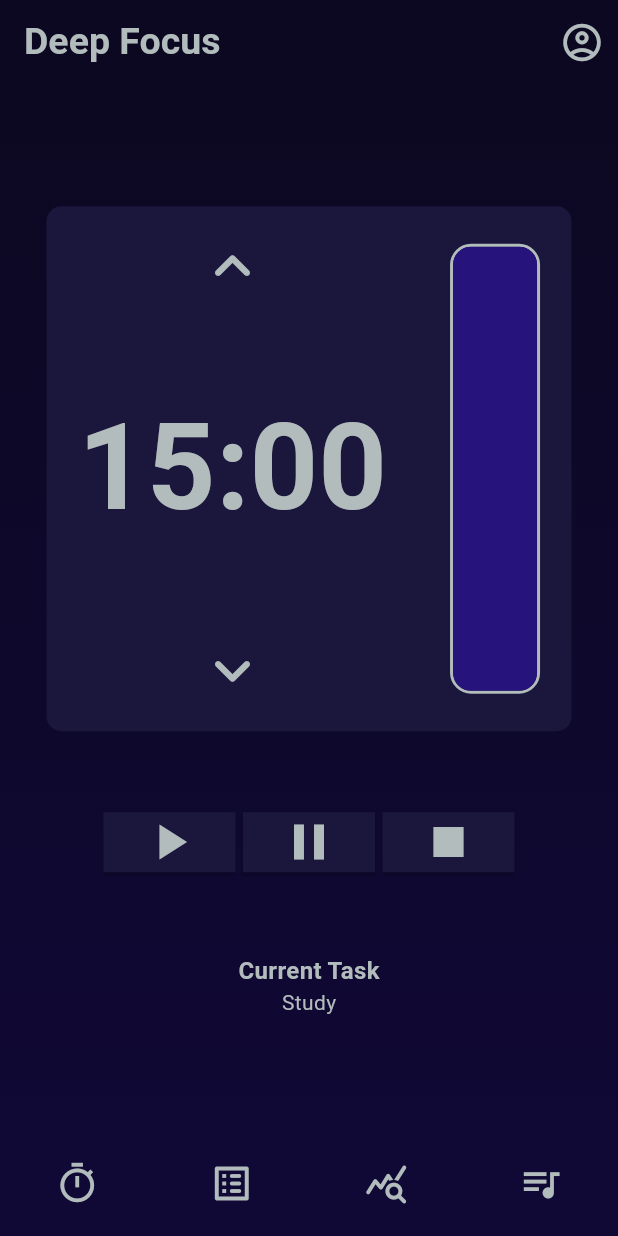
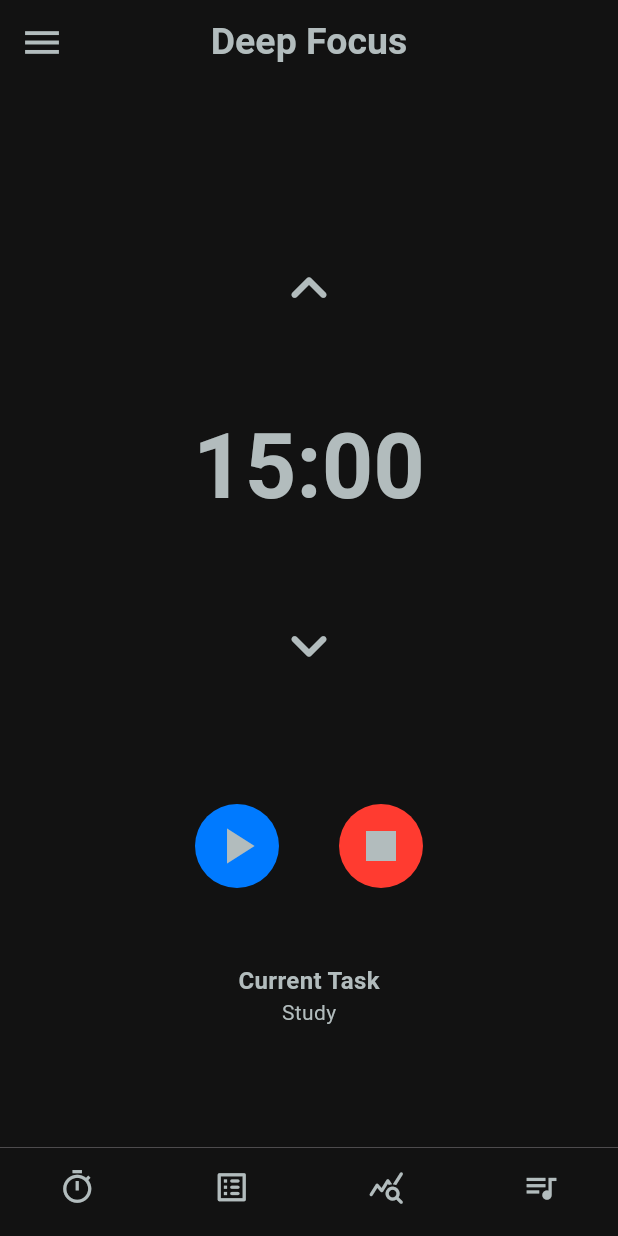
Before and after one commit to aDiThYa-808/Deep-Focus-Orchestrator-app, a Flutter app: the screen it shows after launch, on a phone screen of 412 x 824 dp. Run offline on Flutter 3.47's test engine with Material 3 defaults, Android fonts, the phone set to English and light mode, and no system bars.

Commit message:
Merged start and pause button

```diff
--- a/app_frontend/lib/bars/Bottom_Nav_Bar.dart
+++ b/app_frontend/lib/bars/Bottom_Nav_Bar.dart
@@ -13,20 +13,25 @@ class _BottomNavBarState extends State<BottomNavBar> {
     return BottomNavigationBar(
       type: BottomNavigationBarType.fixed,
       elevation: 0,
-      backgroundColor: Color(0xFF100835),
+      backgroundColor: Color(0xFF121212),
 
       showSelectedLabels: false,
       showUnselectedLabels: false,
       items: const [
+
         BottomNavigationBarItem(
-          icon: Icon(Icons.timer_outlined, color: Color(0xFFB2BCBD), size: 30),
+          icon: Icon(
+            Icons.timer_outlined,
+            color: Color(0xFFB2BCBD),
+            size: 25
+            ),
           label: 'Home',
         ),
         BottomNavigationBarItem(
           icon: Icon(
             Icons.list_alt_rounded,
             color: Color(0xFFB2BCBD),
-            size: 30,
+            size: 25,
           ),
           label: 'Tasks',
         ),
@@ -34,7 +39,7 @@ class _BottomNavBarState extends State<BottomNavBar> {
           icon: Icon(
             Icons.query_stats_rounded,
             color: Color(0xFFB2BCBD),
-            size: 30,
+            size: 25,
           ),
           label: 'Profile',
         ),
@@ -43,7 +48,7 @@ class _BottomNavBarState extends State<BottomNavBar> {
           icon: Icon(
             Icons.queue_music_outlined,
             color: Color(0xFFB2BCBD),
-            size: 30,
+            size: 25,
           ),
           label: 'Profile',
         ),
--- a/app_frontend/lib/bars/Top_Nav_Bar.dart
+++ b/app_frontend/lib/bars/Top_Nav_Bar.dart
@@ -9,7 +9,7 @@ class TopNav extends StatelessWidget implements PreferredSizeWidget {
   @override
   Widget build(BuildContext context) {
     return AppBar(
-      backgroundColor: Color(0xFF0C0821),
+      backgroundColor: Color(0xFF121212),
       title: const Text(
         'Deep Focus',
         style: TextStyle(
@@ -18,14 +18,13 @@ class TopNav extends StatelessWidget implements PreferredSizeWidget {
           color: Color(0xFFB2BCBD),
         ),
       ),
-      actions: [
-        IconButton(
+      centerTitle: true,
+      leading: IconButton(
           onPressed: () {},
-          icon: Icon(Icons.account_circle_outlined),
+          icon: Icon(Icons.menu),
           color: Color(0xFFB2BCBD),
           iconSize: 30,
         ),
-      ],
     );
   }
 }
--- a/app_frontend/lib/screens/home_screen.dart
+++ b/app_frontend/lib/screens/home_screen.dart
@@ -18,11 +18,8 @@ class _HomeScreenState extends State<HomeScreen> {
 
       body: Container(
         decoration: BoxDecoration(
-          gradient: LinearGradient(
-            colors: [Color(0xFF0C0821), Color(0xFF100835)],
-            begin: Alignment.topCenter,
-            end: Alignment.bottomCenter,
-          ),
+          color: Color(0xFF121212),
+
         ),
         child: Column(
           mainAxisAlignment: MainAxisAlignment.center,
--- a/app_frontend/lib/widgets/timer.dart
+++ b/app_frontend/lib/widgets/timer.dart
@@ -1,4 +1,5 @@
 import 'dart:async';
+import 'dart:math';
 import 'package:flutter/material.dart';
 
 class MainTimer extends StatefulWidget {
@@ -81,27 +82,28 @@ class _MainTimerState extends State<MainTimer> {
   String formatTime(int seconds) {
     final minutes = (seconds ~/ 60).toString().padLeft(2, '0');
     final secs = (seconds % 60).toString().padLeft(2, '0');
+
     return '$minutes:$secs';
   }
+
+
+
+
+
 
   @override
   Widget build(BuildContext context) {
     return Column(
       mainAxisAlignment: MainAxisAlignment.center,
       children: [
+
+
+        //The Timer along with arrow buttons:
         Container(
           width: 350,
           height: 350,
-          decoration: BoxDecoration(
-            shape: BoxShape.rectangle,
-            borderRadius: BorderRadius.circular(10),
-            color: Color(0xFF1A163C),
-          ),
-          child: Row(
-            mainAxisAlignment: MainAxisAlignment.spaceAround,
-            children: [
-              Column(
-                mainAxisAlignment: MainAxisAlignment.spaceAround,
+          child: Column(
+            mainAxisAlignment: MainAxisAlignment.spaceEvenly,
 
             children: [
               if (!isRunning && !isPaused)
@@ -116,12 +118,12 @@ class _MainTimerState extends State<MainTimer> {
                   ),
                 ),
 
-                  const SizedBox(height: 25),
+              const SizedBox(height: 5),
 
               AnimatedDefaultTextStyle(
                 duration: Duration(milliseconds: 50),
                 style: TextStyle(
-                      fontSize: 80,
+                  fontSize: isRunning ? 80 : 60,
                   fontWeight: FontWeight.bold,
                   color: isRunning ? Colors.white : Color(0xFFB2BCBD),
                 ),
@@ -129,7 +131,7 @@ class _MainTimerState extends State<MainTimer> {
                 child: Text(formatTime(secondsLeft)),
               ),
 
-                  const SizedBox(height: 25),
+              const SizedBox(height: 5),
 
               if (!isRunning && !isPaused)
                 IconButton(
@@ -144,90 +146,67 @@ class _MainTimerState extends State<MainTimer> {
                 ),
             ],
           ),
-
-              SizedBox(
-                height: 300,
-                width: 60,
-                child: Container(
-                  decoration: BoxDecoration(
-                    color: Color(0xFF1A163C), // Background color
-                    border: Border.all(color: Color(0xFFB2BCBD), width: 2),
-                    borderRadius: BorderRadius.circular(14),
-                  ),
-                  child: ClipRRect(
-                    borderRadius: BorderRadius.circular(
-                      12,
-                    ), // Ensure content also clips to rounded corners
-                    child: RotatedBox(
-                      quarterTurns: -1,
-                      child: LinearProgressIndicator(
-                        value: secondsLeft / totalTime,
-                        backgroundColor:
-                            Colors.transparent, // Already set by container
-                        color: Color(0xFF26137C),
-                      ),
-                    ),
-                  ),
-                ),
-              ),
-            ],
-          ),
         ),
 
         const SizedBox(height: 50),
 
+        //Start,Pause and Stop buttons:
         Row(
           mainAxisAlignment: MainAxisAlignment.center,
           children: [
-            ElevatedButton(
+            AnimatedSwitcher(
+              duration: Duration(milliseconds: 200),
+              child:
+                  isRunning
+                      ? IconButton(
+                        onPressed: () {
+                          pauseTimer();
+                        },
+                        style: IconButton.styleFrom(
+                          splashFactory: NoSplash.splashFactory,
+                          backgroundColor: Color(0xFF2C2C2E),
+                        ),
+                        icon: const Icon(
+                          Icons.pause,
+                          color: Color(0xFFB2BCBD),
+                          size: 40,
+                        ),
+                      )
+                      : IconButton(
                         onPressed: () {
                           startTimer();
                         },
-              style: ElevatedButton.styleFrom(
-                backgroundColor: Color(0xFF1A163C),
-                shape: RoundedRectangleBorder(),
+                        style: IconButton.styleFrom(
+                          splashFactory: NoSplash.splashFactory,
+
+                          backgroundColor: Color(0xFF007AFF),
                         ),
-              child: const Icon(
+                        icon: const Icon(
                           Icons.play_arrow,
                           color: Color(0xFFB2BCBD),
                           size: 40,
                         ),
                       ),
-
-            const SizedBox(width: 5),
-
-            ElevatedButton(
-              onPressed: () {
-                pauseTimer();
-              },
-              style: ElevatedButton.styleFrom(
-                backgroundColor: Color(0xFF1A163C),
-                shape: RoundedRectangleBorder(),
-              ),
-              child: const Icon(
-                Icons.pause,
-                color: Color(0xFFB2BCBD),
-                size: 40,
-              ),
             ),
 
-            const SizedBox(width: 5),
+            const SizedBox(width: 40),
 
-            ElevatedButton(
+            IconButton(
               onPressed: () {
                 stopTimer();
               },
-              style: ElevatedButton.styleFrom(
-                backgroundColor: Color(0xFF1A163C),
-                shape: RoundedRectangleBorder(),
+              style: IconButton.styleFrom(
+                splashFactory: NoSplash.splashFactory,
+                backgroundColor: Color(0xFFFF3B30),
               ),
-              child: const Icon(Icons.stop, color: Color(0xFFB2BCBD), size: 40),
+              icon: const Icon(Icons.stop, color: Color(0xFFB2BCBD), size: 40),
             ),
           ],
         ),
 
         const SizedBox(height: 50),
 
+        //Current task display
         Column(
           mainAxisAlignment: MainAxisAlignment.center,
           children: [
```
Lines whose indentation alone changed are shown as unchanged.
